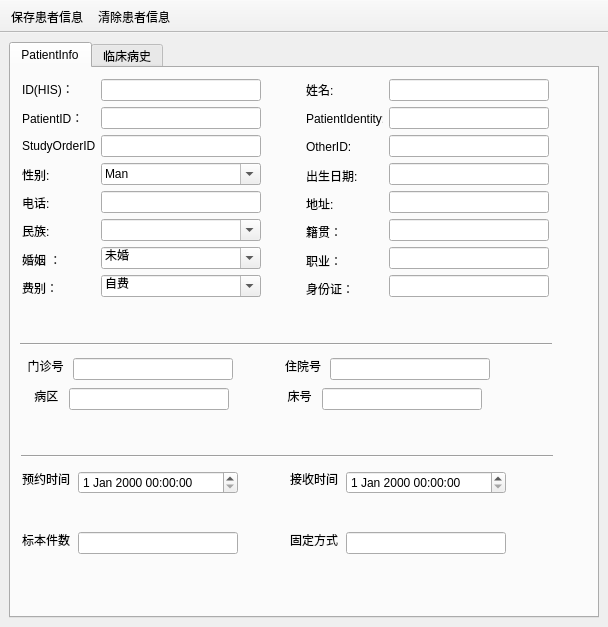
zyq1569/HealthApp, file Tools/MHealthReport/patientstudyregister.ui: the form before one commit.
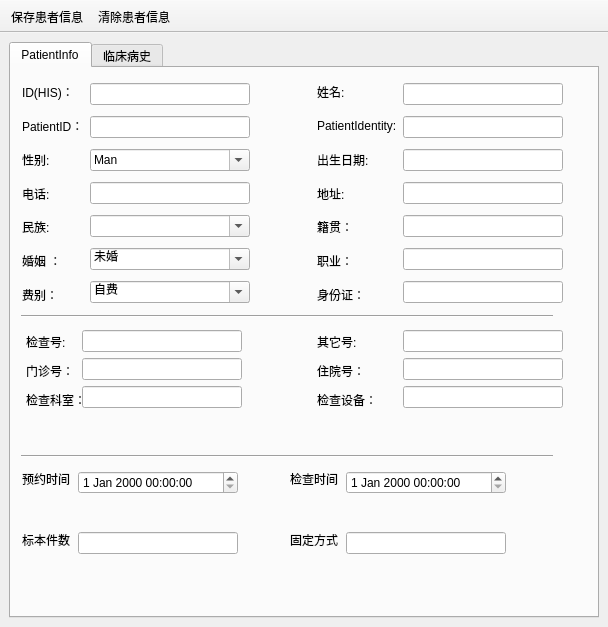
The form after the commit. Icons and pictures are not drawn.

Commit message: add study register ui

```diff
--- a/Tools/MHealthReport/patientstudyregister.ui
+++ b/Tools/MHealthReport/patientstudyregister.ui
@@ -33,8 +33,8 @@
        <widget class="Line" name="lineFirst">
         <property name="geometry">
          <rect>
-          <x>9</x>
-          <y>268</y>
+          <x>10</x>
+          <y>240</y>
           <width>532</width>
           <height>16</height>
          </rect>
@@ -65,146 +65,6 @@
          <enum>Qt::Horizontal</enum>
         </property>
        </widget>
-       <widget class="QLabel" name="label_13">
-        <property name="geometry">
-         <rect>
-          <x>10</x>
-          <y>290</y>
-          <width>46</width>
-          <height>16</height>
-         </rect>
-        </property>
-        <property name="text">
-         <string>  门诊号：</string>
-        </property>
-       </widget>
-       <widget class="QLabel" name="label_14">
-        <property name="geometry">
-         <rect>
-          <x>274</x>
-          <y>290</y>
-          <width>39</width>
-          <height>16</height>
-         </rect>
-        </property>
-        <property name="text">
-         <string>住院号：</string>
-        </property>
-       </widget>
-       <widget class="QLineEdit" name="lineEditMenZhen">
-        <property name="geometry">
-         <rect>
-          <x>62</x>
-          <y>290</y>
-          <width>160</width>
-          <height>22</height>
-         </rect>
-        </property>
-        <property name="minimumSize">
-         <size>
-          <width>160</width>
-          <height>0</height>
-         </size>
-        </property>
-        <property name="maximumSize">
-         <size>
-          <width>160</width>
-          <height>16777215</height>
-         </size>
-        </property>
-       </widget>
-       <widget class="QLineEdit" name="lineEditZhuYuan">
-        <property name="geometry">
-         <rect>
-          <x>319</x>
-          <y>290</y>
-          <width>160</width>
-          <height>22</height>
-         </rect>
-        </property>
-        <property name="minimumSize">
-         <size>
-          <width>160</width>
-          <height>0</height>
-         </size>
-        </property>
-        <property name="maximumSize">
-         <size>
-          <width>160</width>
-          <height>16777215</height>
-         </size>
-        </property>
-       </widget>
-       <widget class="QLabel" name="label_15">
-        <property name="geometry">
-         <rect>
-          <x>10</x>
-          <y>320</y>
-          <width>42</width>
-          <height>16</height>
-         </rect>
-        </property>
-        <property name="text">
-         <string>    病区：</string>
-        </property>
-       </widget>
-       <widget class="QLineEdit" name="lineEditBingQu">
-        <property name="geometry">
-         <rect>
-          <x>58</x>
-          <y>320</y>
-          <width>160</width>
-          <height>22</height>
-         </rect>
-        </property>
-        <property name="minimumSize">
-         <size>
-          <width>160</width>
-          <height>0</height>
-         </size>
-        </property>
-        <property name="maximumSize">
-         <size>
-          <width>160</width>
-          <height>16777215</height>
-         </size>
-        </property>
-       </widget>
-       <widget class="QLabel" name="label_16">
-        <property name="geometry">
-         <rect>
-          <x>270</x>
-          <y>320</y>
-          <width>35</width>
-          <height>16</height>
-         </rect>
-        </property>
-        <property name="text">
-         <string>  床号：</string>
-        </property>
-       </widget>
-       <widget class="QLineEdit" name="lineEditBedNumber">
-        <property name="geometry">
-         <rect>
-          <x>311</x>
-          <y>320</y>
-          <width>160</width>
-          <height>22</height>
-         </rect>
-        </property>
-        <property name="minimumSize">
-         <size>
-          <width>160</width>
-          <height>0</height>
-         </size>
-        </property>
-        <property name="maximumSize">
-         <size>
-          <width>160</width>
-          <height>16777215</height>
-         </size>
-        </property>
-       </widget>
        <widget class="QLabel" name="label_17">
         <property name="geometry">
          <rect>
@@ -250,7 +110,7 @@
          </rect>
         </property>
         <property name="text">
-         <string>接收时间：</string>
+         <string>检查时间：</string>
         </property>
        </widget>
        <widget class="QDateTimeEdit" name="dateTimeEditJieShou">
@@ -345,324 +205,431 @@
          </size>
         </property>
        </widget>
-       <widget class="QWidget" name="">
-        <property name="geometry">
-         <rect>
-          <x>378</x>
-          <y>11</y>
-          <width>162</width>
-          <height>220</height>
-         </rect>
-        </property>
-        <layout class="QVBoxLayout" name="verticalLayout_7">
-         <item>
-          <widget class="QLineEdit" name="lineEditName">
-           <property name="minimumSize">
-            <size>
-             <width>160</width>
-             <height>0</height>
-            </size>
-           </property>
-           <property name="maximumSize">
-            <size>
-             <width>160</width>
-             <height>16777215</height>
-            </size>
-           </property>
-          </widget>
-         </item>
-         <item>
-          <widget class="QLineEdit" name="lineEditJianDoctor">
-           <property name="minimumSize">
-            <size>
-             <width>160</width>
-             <height>0</height>
-            </size>
-           </property>
-           <property name="maximumSize">
-            <size>
-             <width>160</width>
-             <height>16777215</height>
-            </size>
-           </property>
-          </widget>
-         </item>
-         <item>
-          <widget class="QLineEdit" name="lineEditQuCaiBuWei">
-           <property name="minimumSize">
-            <size>
-             <width>160</width>
-             <height>0</height>
-            </size>
-           </property>
-           <property name="maximumSize">
-            <size>
-             <width>160</width>
-             <height>16777215</height>
-            </size>
-           </property>
-          </widget>
-         </item>
-         <item>
-          <widget class="QLineEdit" name="lineEditAge">
-           <property name="minimumSize">
-            <size>
-             <width>160</width>
-             <height>0</height>
-            </size>
-           </property>
-           <property name="maximumSize">
-            <size>
-             <width>160</width>
-             <height>16777215</height>
-            </size>
-           </property>
-          </widget>
-         </item>
-         <item>
-          <widget class="QLineEdit" name="lineEditAddress">
-           <property name="minimumSize">
-            <size>
-             <width>160</width>
-             <height>0</height>
-            </size>
-           </property>
-           <property name="maximumSize">
-            <size>
-             <width>160</width>
-             <height>16777215</height>
-            </size>
-           </property>
-          </widget>
-         </item>
-         <item>
-          <widget class="QLineEdit" name="lineEditNative">
-           <property name="minimumSize">
-            <size>
-             <width>160</width>
-             <height>0</height>
-            </size>
-           </property>
-           <property name="maximumSize">
-            <size>
-             <width>160</width>
-             <height>16777215</height>
-            </size>
-           </property>
-          </widget>
-         </item>
-         <item>
-          <widget class="QLineEdit" name="lineEditWork">
-           <property name="minimumSize">
-            <size>
-             <width>160</width>
-             <height>0</height>
-            </size>
-           </property>
-           <property name="maximumSize">
-            <size>
-             <width>160</width>
-             <height>16777215</height>
-            </size>
-           </property>
-          </widget>
-         </item>
-         <item>
-          <widget class="QLineEdit" name="lineEditIDCard">
-           <property name="minimumSize">
-            <size>
-             <width>160</width>
-             <height>0</height>
-            </size>
-           </property>
-           <property name="maximumSize">
-            <size>
-             <width>160</width>
-             <height>16777215</height>
-            </size>
-           </property>
-          </widget>
-         </item>
-        </layout>
-       </widget>
        <widget class="QWidget" name="">
         <property name="geometry">
          <rect>
           <x>11</x>
           <y>10</y>
-          <width>73</width>
-          <height>221</height>
+          <width>541</width>
+          <height>231</height>
          </rect>
         </property>
-        <layout class="QVBoxLayout" name="verticalLayout_3">
+        <layout class="QHBoxLayout" name="horizontalLayout">
          <item>
-          <widget class="QLabel" name="label">
-           <property name="text">
-            <string>ID(HIS)：</string>
-           </property>
-          </widget>
+          <layout class="QVBoxLayout" name="verticalLayout_3">
+           <item>
+            <widget class="QLabel" name="label">
+             <property name="text">
+              <string>ID(HIS)：</string>
+             </property>
+            </widget>
+           </item>
+           <item>
+            <widget class="QLabel" name="label_19">
+             <property name="text">
+              <string>PatientID：</string>
+             </property>
+            </widget>
+           </item>
+           <item>
+            <widget class="QLabel" name="label_3">
+             <property name="text">
+              <string>性别:</string>
+             </property>
+            </widget>
+           </item>
+           <item>
+            <widget class="QLabel" name="label_5">
+             <property name="text">
+              <string>电话:</string>
+             </property>
+            </widget>
+           </item>
+           <item>
+            <widget class="QLabel" name="label_7">
+             <property name="text">
+              <string>民族:</string>
+             </property>
+            </widget>
+           </item>
+           <item>
+            <widget class="QLabel" name="label_8">
+             <property name="text">
+              <string>婚姻 ：</string>
+             </property>
+            </widget>
+           </item>
+           <item>
+            <widget class="QLabel" name="label_11">
+             <property name="text">
+              <string>费别：</string>
+             </property>
+            </widget>
+           </item>
+          </layout>
          </item>
          <item>
-          <widget class="QLabel" name="label_19">
-           <property name="text">
-            <string>PatientID：</string>
-           </property>
-          </widget>
+          <layout class="QVBoxLayout" name="verticalLayout_2">
+           <item>
+            <widget class="QLineEdit" name="lineEditID">
+             <property name="minimumSize">
+              <size>
+               <width>160</width>
+               <height>0</height>
+              </size>
+             </property>
+             <property name="maximumSize">
+              <size>
+               <width>160</width>
+               <height>16777215</height>
+              </size>
+             </property>
+            </widget>
+           </item>
+           <item>
+            <widget class="QLineEdit" name="lineEditJianKe">
+             <property name="minimumSize">
+              <size>
+               <width>160</width>
+               <height>0</height>
+              </size>
+             </property>
+             <property name="maximumSize">
+              <size>
+               <width>160</width>
+               <height>16777215</height>
+              </size>
+             </property>
+            </widget>
+           </item>
+           <item>
+            <widget class="QComboBox" name="comboBoxSex">
+             <property name="minimumSize">
+              <size>
+               <width>160</width>
+               <height>0</height>
+              </size>
+             </property>
+             <property name="maximumSize">
+              <size>
+               <width>160</width>
+               <height>16777215</height>
+              </size>
+             </property>
+             <property name="editable">
+              <bool>true</bool>
+             </property>
+             <item>
+              <property name="text">
+               <string>Man</string>
+              </property>
+             </item>
+             <item>
+              <property name="text">
+               <string>Female</string>
+              </property>
+             </item>
+             <item>
+              <property name="text">
+               <string>Other</string>
+              </property>
+             </item>
+            </widget>
+           </item>
+           <item>
+            <widget class="QLineEdit" name="lineEditPhone">
+             <property name="minimumSize">
+              <size>
+               <width>160</width>
+               <height>0</height>
+              </size>
+             </property>
+             <property name="maximumSize">
+              <size>
+               <width>160</width>
+               <height>16777215</height>
+              </size>
+             </property>
+            </widget>
+           </item>
+           <item>
+            <widget class="QComboBox" name="comboBoxNation">
+             <property name="minimumSize">
+              <size>
+               <width>160</width>
+               <height>0</height>
+              </size>
+             </property>
+             <property name="maximumSize">
+              <size>
+               <width>160</width>
+               <height>16777215</height>
+              </size>
+             </property>
+             <property name="editable">
+              <bool>true</bool>
+             </property>
+            </widget>
+           </item>
+           <item>
+            <widget class="QComboBox" name="comboBoxMarry">
+             <property name="minimumSize">
+              <size>
+               <width>160</width>
+               <height>0</height>
+              </size>
+             </property>
+             <property name="maximumSize">
+              <size>
+               <width>160</width>
+               <height>16777215</height>
+              </size>
+             </property>
+             <property name="editable">
+              <bool>true</bool>
+             </property>
+             <item>
+              <property name="text">
+               <string>未婚</string>
+              </property>
+             </item>
+             <item>
+              <property name="text">
+               <string>已婚</string>
+              </property>
+             </item>
+             <item>
+              <property name="text">
+               <string>离异</string>
+              </property>
+             </item>
+            </widget>
+           </item>
+           <item>
+            <widget class="QComboBox" name="comboBoxMoneyType">
+             <property name="minimumSize">
+              <size>
+               <width>160</width>
+               <height>0</height>
+              </size>
+             </property>
+             <property name="maximumSize">
+              <size>
+               <width>160</width>
+               <height>16777215</height>
+              </size>
+             </property>
+             <property name="editable">
+              <bool>true</bool>
+             </property>
+             <item>
+              <property name="text">
+               <string>自费</string>
+              </property>
+             </item>
+             <item>
+              <property name="text">
+               <string>社保</string>
+              </property>
+             </item>
+            </widget>
+           </item>
+          </layout>
          </item>
          <item>
-          <widget class="QLabel" name="label_23">
-           <property name="text">
-            <string>StudyOrderID:</string>
+          <spacer name="horizontalSpacer_3">
+           <property name="orientation">
+            <enum>Qt::Horizontal</enum>
            </property>
-          </widget>
-         </item>
-         <item>
-          <widget class="QLabel" name="label_3">
-           <property name="text">
-            <string>性别:</string>
+           <property name="sizeHint" stdset="0">
+            <size>
+             <width>40</width>
+             <height>20</height>
+            </size>
            </property>
-          </widget>
+          </spacer>
          </item>
          <item>
-          <widget class="QLabel" name="label_5">
-           <property name="text">
-            <string>电话:</string>
-           </property>
-          </widget>
+          <layout class="QVBoxLayout" name="verticalLayout_5">
+           <item>
+            <widget class="QLabel" name="label_2">
+             <property name="text">
+              <string>姓名:</string>
+             </property>
+            </widget>
+           </item>
+           <item>
+            <widget class="QLabel" name="label_20">
+             <property name="text">
+              <string>PatientIdentity:</string>
+             </property>
+            </widget>
+           </item>
+           <item>
+            <widget class="QLabel" name="label_4">
+             <property name="text">
+              <string>出生日期:</string>
+             </property>
+            </widget>
+           </item>
+           <item>
+            <widget class="QLabel" name="label_6">
+             <property name="text">
+              <string>地址:</string>
+             </property>
+            </widget>
+           </item>
+           <item>
+            <widget class="QLabel" name="label_9">
+             <property name="text">
+              <string>籍贯：</string>
+             </property>
+            </widget>
+           </item>
+           <item>
+            <widget class="QLabel" name="label_10">
+             <property name="text">
+              <string>职业：</string>
+             </property>
+            </widget>
+           </item>
+           <item>
+            <widget class="QLabel" name="label_12">
+             <property name="text">
+              <string>身份证：</string>
+             </property>
+            </widget>
+           </item>
+          </layout>
          </item>
          <item>
-          <widget class="QLabel" name="label_7">
-           <property name="text">
-            <string>民族:</string>
-           </property>
-          </widget>
+          <layout class="QVBoxLayout" name="verticalLayout_7">
+           <item>
+            <widget class="QLineEdit" name="lineEditName">
+             <property name="minimumSize">
+              <size>
+               <width>160</width>
+               <height>0</height>
+              </size>
+             </property>
+             <property name="maximumSize">
+              <size>
+               <width>160</width>
+               <height>16777215</height>
+              </size>
+             </property>
+            </widget>
+           </item>
+           <item>
+            <widget class="QLineEdit" name="lineEditJianDoctor">
+             <property name="minimumSize">
+              <size>
+               <width>160</width>
+               <height>0</height>
+              </size>
+             </property>
+             <property name="maximumSize">
+              <size>
+               <width>160</width>
+               <height>16777215</height>
+              </size>
+             </property>
+            </widget>
+           </item>
+           <item>
+            <widget class="QLineEdit" name="lineEditAge">
+             <property name="minimumSize">
+              <size>
+               <width>160</width>
+               <height>0</height>
+              </size>
+             </property>
+             <property name="maximumSize">
+              <size>
+               <width>160</width>
+               <height>16777215</height>
+              </size>
+             </property>
+            </widget>
+           </item>
+           <item>
+            <widget class="QLineEdit" name="lineEditAddress">
+             <property name="minimumSize">
+              <size>
+               <width>160</width>
+               <height>0</height>
+              </size>
+             </property>
+             <property name="maximumSize">
+              <size>
+               <width>160</width>
+               <height>16777215</height>
+              </size>
+             </property>
+            </widget>
+           </item>
+           <item>
+            <widget class="QLineEdit" name="lineEditNative">
+             <property name="minimumSize">
+              <size>
+               <width>160</width>
+               <height>0</height>
+              </size>
+             </property>
+             <property name="maximumSize">
+              <size>
+               <width>160</width>
+               <height>16777215</height>
+              </size>
+             </property>
+            </widget>
+           </item>
+           <item>
+            <widget class="QLineEdit" name="lineEditWork">
+             <property name="minimumSize">
+              <size>
+               <width>160</width>
+               <height>0</height>
+              </size>
+             </property>
+             <property name="maximumSize">
+              <size>
+               <width>160</width>
+               <height>16777215</height>
+              </size>
+             </property>
+            </widget>
+           </item>
+           <item>
+            <widget class="QLineEdit" name="lineEditIDCard">
+             <property name="minimumSize">
+              <size>
+               <width>160</width>
+               <height>0</height>
+              </size>
+             </property>
+             <property name="maximumSize">
+              <size>
+               <width>160</width>
+               <height>16777215</height>
+              </size>
+             </property>
+            </widget>
+           </item>
+          </layout>
          </item>
-         <item>
-          <widget class="QLabel" name="label_8">
-           <property name="text">
-            <string>婚姻 ：</string>
-           </property>
-          </widget>
-         </item>
-         <item>
-          <widget class="QLabel" name="label_11">
-           <property name="text">
-            <string>费别：</string>
-           </property>
-          </widget>
-         </item>
         </layout>
        </widget>
        <widget class="QWidget" name="">
         <property name="geometry">
          <rect>
-          <x>295</x>
-          <y>11</y>
-          <width>77</width>
-          <height>221</height>
-         </rect>
-        </property>
-        <layout class="QVBoxLayout" name="verticalLayout_5">
-         <item>
-          <widget class="QLabel" name="label_2">
-           <property name="text">
-            <string>姓名:</string>
-           </property>
-          </widget>
-         </item>
-         <item>
-          <widget class="QLabel" name="label_20">
-           <property name="text">
-            <string>PatientIdentity:</string>
-           </property>
-          </widget>
-         </item>
-         <item>
-          <widget class="QLabel" name="label_24">
-           <property name="text">
-            <string>OtherID:</string>
-           </property>
-          </widget>
-         </item>
-         <item>
-          <widget class="QLabel" name="label_4">
-           <property name="text">
-            <string>出生日期:</string>
-           </property>
-          </widget>
-         </item>
-         <item>
-          <widget class="QLabel" name="label_6">
-           <property name="text">
-            <string>地址:</string>
-           </property>
-          </widget>
-         </item>
-         <item>
-          <widget class="QLabel" name="label_9">
-           <property name="text">
-            <string>籍贯：</string>
-           </property>
-          </widget>
-         </item>
-         <item>
-          <widget class="QLabel" name="label_10">
-           <property name="text">
-            <string>职业：</string>
-           </property>
-          </widget>
-         </item>
-         <item>
-          <widget class="QLabel" name="label_12">
-           <property name="text">
-            <string>身份证：</string>
-           </property>
-          </widget>
-         </item>
-        </layout>
-       </widget>
-       <widget class="QWidget" name="">
-        <property name="geometry">
-         <rect>
-          <x>90</x>
-          <y>11</y>
+          <x>71</x>
+          <y>262</y>
           <width>162</width>
-          <height>220</height>
+          <height>80</height>
          </rect>
         </property>
-        <layout class="QVBoxLayout" name="verticalLayout_2">
-         <item>
-          <widget class="QLineEdit" name="lineEditID">
-           <property name="minimumSize">
-            <size>
-             <width>160</width>
-             <height>0</height>
-            </size>
-           </property>
-           <property name="maximumSize">
-            <size>
-             <width>160</width>
-             <height>16777215</height>
-            </size>
-           </property>
-          </widget>
-         </item>
-         <item>
-          <widget class="QLineEdit" name="lineEditJianKe">
-           <property name="minimumSize">
-            <size>
-             <width>160</width>
-             <height>0</height>
-            </size>
-           </property>
-           <property name="maximumSize">
-            <size>
-             <width>160</width>
-             <height>16777215</height>
-            </size>
-           </property>
-          </widget>
-         </item>
+        <layout class="QVBoxLayout" name="verticalLayout_9">
          <item>
           <widget class="QLineEdit" name="lineEditJieShouPeople">
            <property name="minimumSize">
@@ -680,7 +647,7 @@
           </widget>
          </item>
          <item>
-          <widget class="QComboBox" name="comboBoxSex">
+          <widget class="QLineEdit" name="lineEditMenZhen">
            <property name="minimumSize">
             <size>
              <width>160</width>
@@ -693,28 +660,10 @@
              <height>16777215</height>
             </size>
            </property>
-           <property name="editable">
-            <bool>true</bool>
-           </property>
-           <item>
-            <property name="text">
-             <string>Man</string>
-            </property>
-           </item>
-           <item>
-            <property name="text">
-             <string>Female</string>
-            </property>
-           </item>
-           <item>
-            <property name="text">
-             <string>Other</string>
-            </property>
-           </item>
           </widget>
          </item>
          <item>
-          <widget class="QLineEdit" name="lineEditPhone">
+          <widget class="QLineEdit" name="lineEditBingQu">
            <property name="minimumSize">
             <size>
              <width>160</width>
@@ -729,8 +678,86 @@
            </property>
           </widget>
          </item>
+        </layout>
+       </widget>
+       <widget class="QWidget" name="">
+        <property name="geometry">
+         <rect>
+          <x>306</x>
+          <y>262</y>
+          <width>135</width>
+          <height>81</height>
+         </rect>
+        </property>
+        <layout class="QVBoxLayout" name="verticalLayout_11">
          <item>
-          <widget class="QComboBox" name="comboBoxNation">
+          <widget class="QLabel" name="label_24">
+           <property name="text">
+            <string>其它号:        </string>
+           </property>
+          </widget>
+         </item>
+         <item>
+          <widget class="QLabel" name="label_14">
+           <property name="text">
+            <string>住院号：</string>
+           </property>
+          </widget>
+         </item>
+         <item>
+          <widget class="QLabel" name="label_16">
+           <property name="text">
+            <string>检查设备：</string>
+           </property>
+          </widget>
+         </item>
+        </layout>
+       </widget>
+       <widget class="QWidget" name="">
+        <property name="geometry">
+         <rect>
+          <x>15</x>
+          <y>262</y>
+          <width>96</width>
+          <height>81</height>
+         </rect>
+        </property>
+        <layout class="QVBoxLayout" name="verticalLayout_8">
+         <item>
+          <widget class="QLabel" name="label_23">
+           <property name="text">
+            <string>检查号:   </string>
+           </property>
+          </widget>
+         </item>
+         <item>
+          <widget class="QLabel" name="label_13">
+           <property name="text">
+            <string>门诊号：</string>
+           </property>
+          </widget>
+         </item>
+         <item>
+          <widget class="QLabel" name="label_15">
+           <property name="text">
+            <string>检查科室：</string>
+           </property>
+          </widget>
+         </item>
+        </layout>
+       </widget>
+       <widget class="QWidget" name="">
+        <property name="geometry">
+         <rect>
+          <x>392</x>
+          <y>262</y>
+          <width>162</width>
+          <height>80</height>
+         </rect>
+        </property>
+        <layout class="QVBoxLayout" name="verticalLayout_10">
+         <item>
+          <widget class="QLineEdit" name="lineEditQuCaiBuWei">
            <property name="minimumSize">
             <size>
              <width>160</width>
@@ -743,13 +770,10 @@
              <height>16777215</height>
             </size>
            </property>
-           <property name="editable">
-            <bool>true</bool>
-           </property>
           </widget>
          </item>
          <item>
-          <widget class="QComboBox" name="comboBoxMarry">
+          <widget class="QLineEdit" name="lineEditZhuYuan">
            <property name="minimumSize">
             <size>
              <width>160</width>
@@ -762,28 +786,10 @@
              <height>16777215</height>
             </size>
            </property>
-           <property name="editable">
-            <bool>true</bool>
-           </property>
-           <item>
-            <property name="text">
-             <string>未婚</string>
-            </property>
-           </item>
-           <item>
-            <property name="text">
-             <string>已婚</string>
-            </property>
-           </item>
-           <item>
-            <property name="text">
-             <string>离异</string>
-            </property>
-           </item>
           </widget>
          </item>
          <item>
-          <widget class="QComboBox" name="comboBoxMoneyType">
+          <widget class="QLineEdit" name="lineEditBedNumber">
            <property name="minimumSize">
             <size>
              <width>160</width>
@@ -796,19 +802,6 @@
              <height>16777215</height>
             </size>
            </property>
-           <property name="editable">
-            <bool>true</bool>
-           </property>
-           <item>
-            <property name="text">
-             <string>自费</string>
-            </property>
-           </item>
-           <item>
-            <property name="text">
-             <string>社保</string>
-            </property>
-           </item>
           </widget>
          </item>
         </layout>
```
